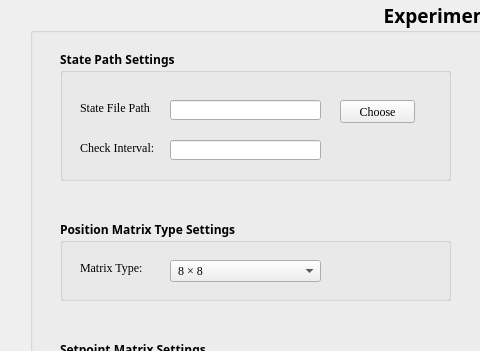
Qt form nova.ui (motein/afm_control_nova_script) before a commit; both pictures show x 0 to 480 and y 0 to 351 of the 963 by 607 pixel window.
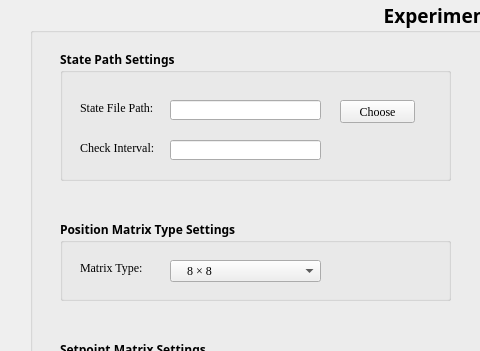
The same form after that commit.

Commit message: Update Matrx Type

Patch:
```diff
--- a/nova.ui
+++ b/nova.ui
@@ -75,7 +75,7 @@
       <rect>
        <x>20</x>
        <y>50</y>
-       <width>71</width>
+       <width>81</width>
        <height>16</height>
       </rect>
      </property>
@@ -231,7 +231,7 @@
      </property>
      <item>
       <property name="text">
-       <string> 8 × 8</string>
+       <string>    8 × 8</string>
       </property>
      </item>
      <item>
```
Left out of the diff: 24 changed lines with no effect on the pictures.
